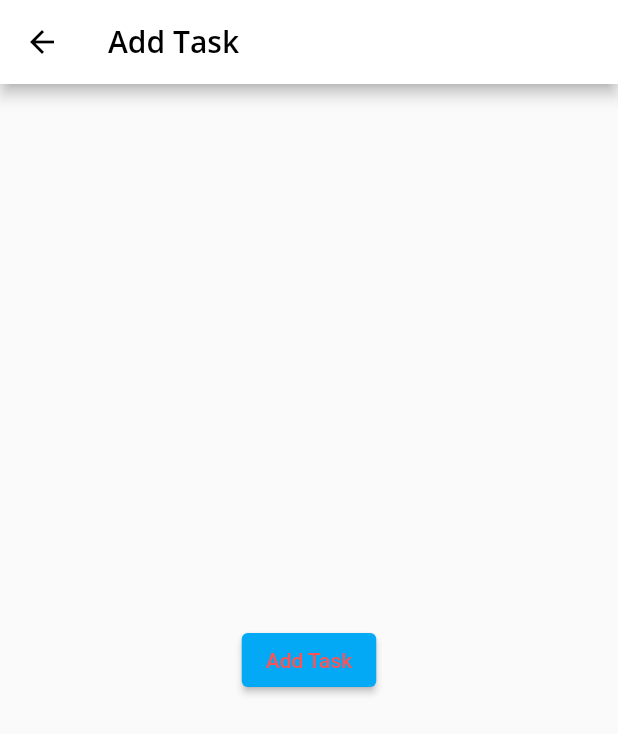
After one commit to MaxRonce/DEV_Mobile, a Flutter app: the screen it shows after launch, after a tap on the "add" icon, on a phone screen of 412 x 824 dp. The commit adds this screen. Shown: the top 734 px of the screen. Run offline on Flutter 3.47's test engine with Material 2 defaults, Android fonts, the phone set to English and light mode, and no system bars; our stand-ins replace google_fonts, settings_ui, shared_preferences; network calls fail.

Commit message:
Everything working from TD3

```diff
--- /dev/null
+++ b/lib/UI/SettingViewModel.dart
@@ -0,0 +1,34 @@
+import 'package:flutter/material.dart';
+import 'package:shared_preferences/shared_preferences.dart';
+
+class SettingViewModel extends ChangeNotifier {
+  late SharedPreferences _prefs;
+  bool _isDark = false;
+  String _language = 'en';
+
+  SettingViewModel() {
+    SharedPreferences.getInstance().then((prefs) {
+      _prefs = prefs;
+      _isDark = _prefs.getBool('isDark') ?? false;
+      _language = _prefs.getString('language') ?? 'en';
+      notifyListeners();
+      print('SettingViewModel instance created successfully!');
+    });
+  }
+
+  bool get isDark => _isDark;
+  String get language => _language;
+
+  set isDark(bool value) {
+    _isDark = value;
+    _prefs.setBool('isDark', value);
+    notifyListeners();
+    print('isDark in SettingViewModel: $value');
+  }
+
+  set language(String value) {
+    _language = value;
+    _prefs.setString('language', value);
+    notifyListeners();
+  }
+}
--- /dev/null
+++ b/lib/UI/add_task.dart
@@ -0,0 +1,29 @@
+import 'package:flutter/cupertino.dart';
+import 'package:flutter/material.dart';
+import 'package:provider/provider.dart';
+
+import '../models/task.dart';
+
+class AddTask extends StatelessWidget{
+  @override
+  Widget build(BuildContext context) {
+    return Scaffold(
+      appBar: AppBar(
+        title: Text('Add Task'),
+      ),
+      body: Center(
+        child: ElevatedButton(
+          style: ElevatedButton.styleFrom(
+            foregroundColor: Colors.redAccent,
+            backgroundColor: Colors.lightBlue,
+          ),
+            onPressed: () {
+              context.read<TaskViewModel>().addTask(Task.newTask());
+              Navigator.pop(context);
+            },
+          child: const Text("Add Task"),
+        ),
+      ),
+    ) ;
+  }
+}
--- a/lib/UI/home.dart
+++ b/lib/UI/home.dart
@@ -1,25 +1,16 @@
-
 import 'package:flutter/material.dart';
-
+import 'add_task.dart'; // Importez le widget AddTask ici
 import 'card1.dart';
 import 'card2.dart';
 import 'card3.dart';
 import 'card4.dart';
 
 class Home extends StatefulWidget {
-  // const Home(this.color, this.size, {Key? key}) : super(key: key);
-
-  // final Color color;
-  // final double size;
-
   @override
   _HomeState createState() => _HomeState();
-
-
 }
 
 class _HomeState extends State<Home> {
-
   int _selectedIndex = 0;
 
   static List<Widget> pages = <Widget>[
@@ -35,63 +26,56 @@ class _HomeState extends State<Home> {
     });
   }
 
-
-  // @override
-  // Widget build(BuildContext context) {
-  //   return Scaffold(
-  //     appBar: AppBar(
-  //       title: Text('TD2',
-  //         style: Theme.of(context).textTheme.headline6,
-  //       ),
-  //     ),
-  //     body: Center(
-  //       child: Text("Allez, on commence",
-  //         style: Theme.of(context).textTheme.headline1,
-  //       ),
-  //     ),
-  //     bottomNavigationBar: BottomNavigationBar(
-  //       selectedItemColor: Theme.of(context).textSelectionTheme.selectionColor,
-  //       items: const <BottomNavigationBarItem>[
-  //         BottomNavigationBarItem( icon: Icon(Icons.article),
-  //           label: 'Card',
-  //         ),
-  //         BottomNavigationBarItem( icon: Icon(Icons.article),
-  //           label: 'Card2',
-  //         ),
-  //         BottomNavigationBarItem( icon: Icon(Icons.article),
-  //           label: 'Card3',
-  //         ),
-  //       ], ),
-  //   );
-  // }
+  void _navigateToAddTask() {
+    Navigator.push(
+      context,
+      MaterialPageRoute(
+        builder: (context) => AddTask(),
+      ),
+    );
+  }
 
   @override
   Widget build(BuildContext context) {
     return Scaffold(
       appBar: AppBar(
-        title: Text('Application TD2',style: Theme.of(context).textTheme.headline6,),
+        title: Text(
+          'Application TD2',
+          style: Theme.of(context).textTheme.headline6,
+        ),
       ),
       body: pages[_selectedIndex],
       bottomNavigationBar: BottomNavigationBar(
-        selectedItemColor: Theme.of(context).textSelectionTheme.selectionColor,
+        selectedItemColor:
+        Theme.of(context).textSelectionTheme.selectionColor,
         currentIndex: _selectedIndex,
         onTap: _onItemTapped,
         items: const <BottomNavigationBarItem>[
-          BottomNavigationBarItem( icon: Icon(Icons.article),
+          BottomNavigationBarItem(
+            icon: Icon(Icons.article),
             label: 'Card1',
           ),
-          BottomNavigationBarItem( icon: Icon(Icons.article),
+          BottomNavigationBarItem(
+            icon: Icon(Icons.article),
             label: 'Card2',
           ),
-          BottomNavigationBarItem( icon: Icon(Icons.article),
+          BottomNavigationBarItem(
+            icon: Icon(Icons.article),
             label: 'Card3',
           ),
           BottomNavigationBarItem(
             icon: Icon(Icons.settings),
             label: 'Settings',
           ),
-        ], ),
+        ],
+      ),
+      floatingActionButton: _selectedIndex == 0
+          ? FloatingActionButton(
+        onPressed: _navigateToAddTask, // Redirection vers AddTask
+        child: const Icon(Icons.add),
+      )
+          : const SizedBox.shrink(),
+
     );
   }
-
 }
--- /dev/null
+++ b/lib/UI/task_viewmodel.dart
@@ -0,0 +1,22 @@
+import 'package:flutter/foundation.dart';
+import 'package:tp2_flutter/models/task.dart';
+
+class TaskViewModel extends ChangeNotifier {
+  late List<Task> _taskList;
+
+  TaskViewModel() {
+    _taskList = [];
+  }
+
+  List<Task> get taskList => _taskList;
+
+  void addTask(Task task) {
+    _taskList.add(task);
+    notifyListeners();
+  }
+
+  void generateTasks() {
+    _taskList = Task.generateTask(50);
+    notifyListeners();
+  }
+}
--- a/lib/models/task.dart
+++ b/lib/models/task.dart
@@ -7,7 +7,7 @@ class Task {
   int nbhours;
   int difficulty;
   String description;
-  static int nb=50;
+  static int nb=0;
 
 
   Task({required this.id,required this.title,required this.tags,required this.nbhours,required this.difficulty,required this.description});
```
Also changed, not shown: lib/UI/mytheme_provider.dart (+25 -2 lines), pubspec.lock, 1 other file.
